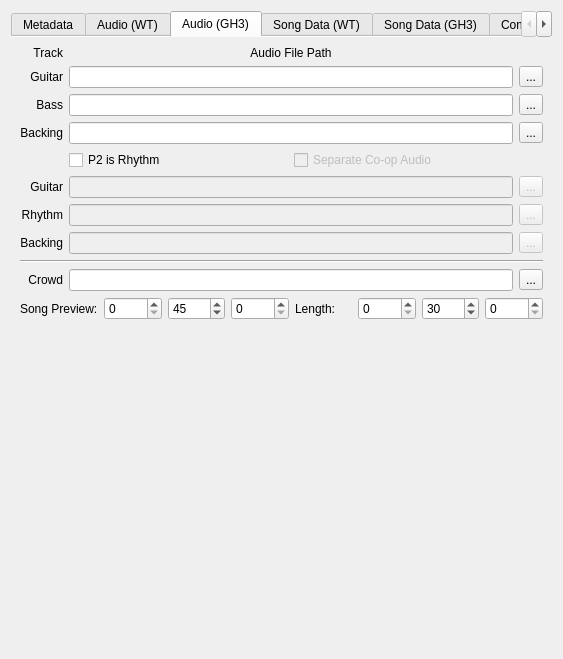
Before: the Qt Designer form gui/project_files/compile_package.ui in AddyMills/Addys-Guitar-Hero-Toolkit, drawn with Qt 5.
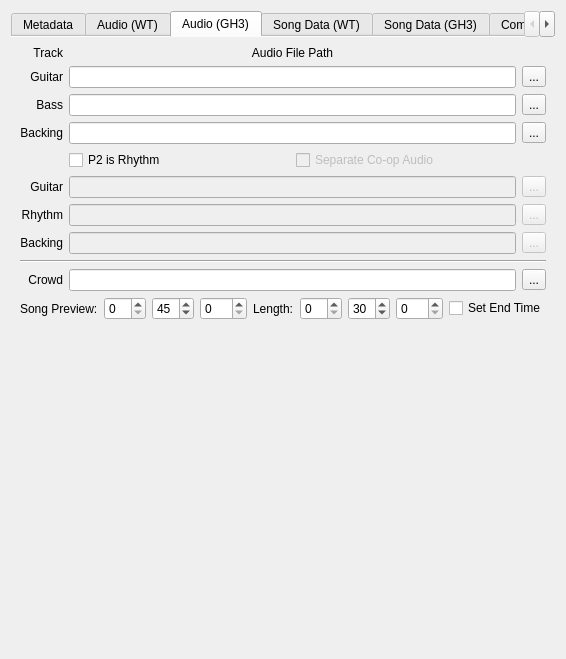
After: the same form once the commit is applied. The open tabs and pages were chosen to show the change.

What changed in the file:
```diff
--- a/gui/project_files/compile_package.ui
+++ b/gui/project_files/compile_package.ui
@@ -1164,6 +1164,13 @@
                 </property>
                </widget>
               </item>
+              <item>
+               <widget class="QCheckBox" name="gh3_set_end">
+                <property name="text">
+                 <string>Set End Time</string>
+                </property>
+               </widget>
+              </item>
              </layout>
             </item>
            </layout>
```
Left out of the diff: 4 changed lines with no effect on the pictures.
